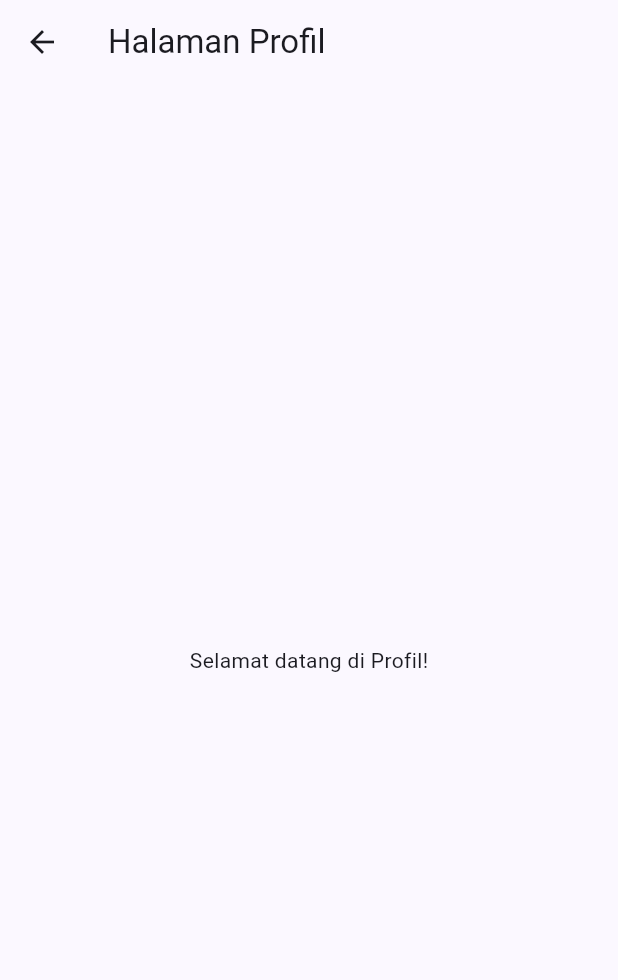
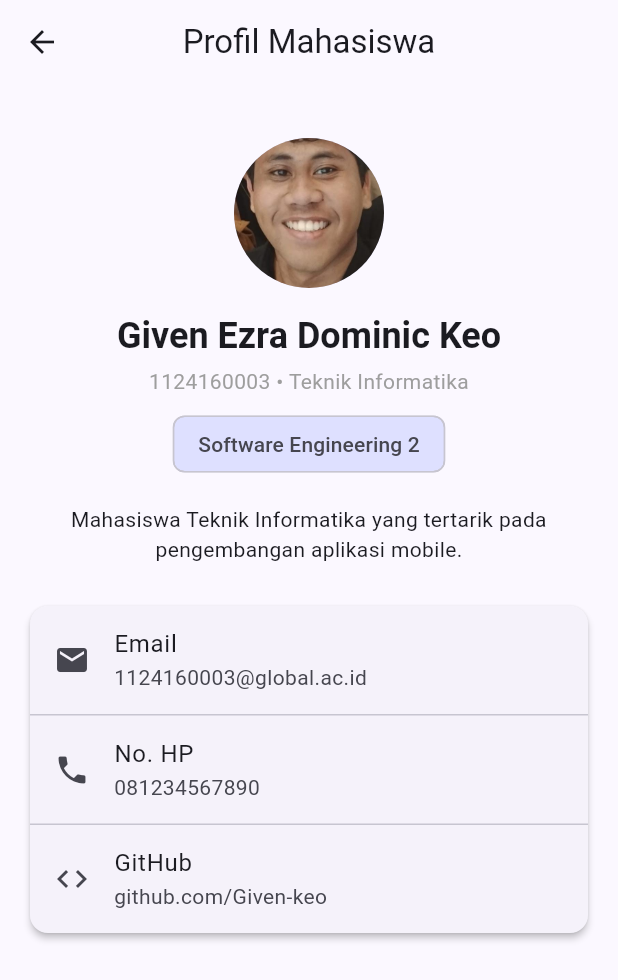
Before and after one commit to 1124160003-eng/uts-pml-1124160003, a Flutter app: the ProfilePage screen opened by its route, on a phone screen of 412 x 824 dp. Shown: the top 980 px of the screen. Run offline on Flutter 3.47's test engine with Material 3 defaults, Android fonts, the phone set to English and light mode, and no system bars; accounts and stored records are empty.

Commit message:
tahap 6: membuat halaman profil mahasiswa

```diff
--- a/soal2-profil-app/lib/models/profile.dart
+++ b/soal2-profil-app/lib/models/profile.dart
@@ -1,5 +1,4 @@
 // lib/models/profile.dart
-
 class Profile {
   final String nama;
   final String nim;
@@ -44,7 +43,6 @@ class Profile {
   }
 }
 
-
 const Profile initialProfile = Profile(
   nama: 'Given Ezra Dominic Keo',
   nim: '1124160003',
--- a/soal2-profil-app/lib/screens/profile_page.dart
+++ b/soal2-profil-app/lib/screens/profile_page.dart
@@ -1,14 +1,115 @@
 // lib/screens/profile_page.dart
 import 'package:flutter/material.dart';
+import '../models/profile.dart';
 
-class ProfilePage extends StatelessWidget {
+class ProfilePage extends StatefulWidget {
   const ProfilePage({super.key});
 
   @override
+  State<ProfilePage> createState() => _ProfilePageState();
+}
+
+class _ProfilePageState extends State<ProfilePage> {
+  // State ini menampung data profil yang bisa berubah
+  late Profile _profile;
+
+  @override
+  void initState() {
+    super.initState();
+    // Mengambil data awal dari model profile.dart
+    _profile = initialProfile;
+  }
+
+  @override
   Widget build(BuildContext context) {
+    final textTheme = Theme.of(context).textTheme;
+
     return Scaffold(
-      appBar: AppBar(title: const Text('Halaman Profil')),
-      body: const Center(child: Text('Selamat datang di Profil!')),
+      appBar: AppBar(
+        title: const Text('Profil Mahasiswa'),
+        centerTitle: true,
+      ),
+      // Body dibuat bisa di-scroll agar aman dari overflow
+      body: SingleChildScrollView(
+        child: Padding(
+          padding: const EdgeInsets.all(16.0),
+          child: Column(
+            children: [
+              const SizedBox(height: 20),
+
+              // 1. Foto Profil menggunakan CircleAvatar
+              CircleAvatar(
+                radius: 50,
+                // Membaca file gambar dari assets yang sudah didaftarkan di pubspec.yaml
+                backgroundImage: const AssetImage('assets/images/foto_profile.jpeg'),
+                // Fallback jika gambar gagal dimuat atau belum disiapkan
+                onBackgroundImageError: (exception, stackTrace) {},
+                child: null,
+              ),
+              const SizedBox(height: 16),
+
+              // 2. Nama, NIM, dan Prodi
+              Text(
+                _profile.nama,
+                style: textTheme.headlineSmall?.copyWith(
+                  fontWeight: FontWeight.bold,
+                ),
+                textAlign: TextAlign.center,
+              ),
+              const SizedBox(height: 4),
+              Text(
+                '${_profile.nim} • ${_profile.prodi}',
+                style: textTheme.bodyMedium?.copyWith(
+                  color: Colors.grey,
+                ),
+                textAlign: TextAlign.center,
+              ),
+              const SizedBox(height: 8),
+
+              // Kelas
+              Chip(
+                label: Text(_profile.kelas),
+                backgroundColor: Theme.of(context).colorScheme.primaryContainer,
+              ),
+              const SizedBox(height: 16),
+
+              // 3. Bio Singkat
+              Text(
+                _profile.bio,
+                style: textTheme.bodyMedium,
+                textAlign: TextAlign.center,
+              ),
+              const SizedBox(height: 24),
+
+              Card(
+                elevation: 2,
+                child: Column(
+                  children: [
+                    ListTile(
+                      leading: const Icon(Icons.email),
+                      title: const Text('Email'),
+                      subtitle: Text(_profile.email),
+                    ),
+                    const Divider(height: 1),
+                    ListTile(
+                      leading: const Icon(Icons.phone),
+                      title: const Text('No. HP'),
+                      subtitle: Text(_profile.hp),
+                    ),
+                    const Divider(height: 1),
+                    ListTile(
+                      leading: const Icon(Icons.code),
+                      title: const Text('GitHub'),
+                      subtitle: Text(_profile.github),
+                    ),
+                  ],
+                ),
+              ),
+              const SizedBox(height: 16),
+            ],
+          ),
+        ),
+      ),
     );
   }
 }
```
Also changed, not shown: soal2-profil-app/assets/images/foto_profile.jpeg (added).
